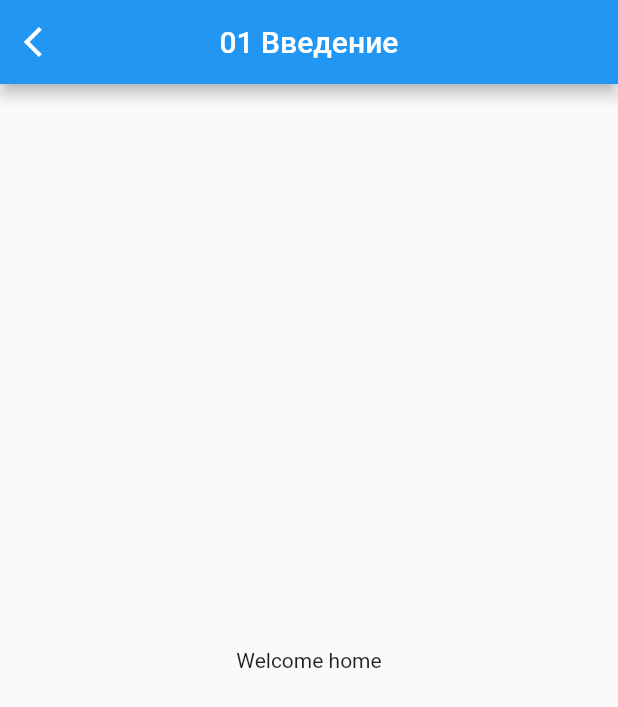
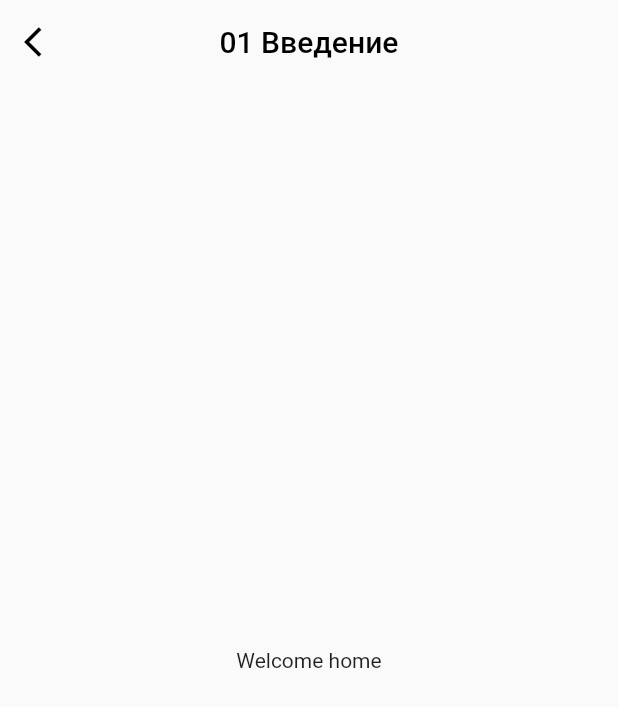
Before and after one commit to Rusya1465/flutter_app1, a Flutter app: the CourseLesson screen opened directly, on a phone screen of 412 x 824 dp. Shown: the top 707 px of the screen. Run offline on Flutter 3.47's test engine with Material 2 defaults, Android fonts, the phone set to English and light mode, and no system bars; our stand-ins replace video_player.

Commit message:
added styling to appbar course_lesson_page

```diff
--- a/lib/pages/navpages/course_lesson_page/course_lesson.dart
+++ b/lib/pages/navpages/course_lesson_page/course_lesson.dart
@@ -1,5 +1,6 @@
 import 'dart:async';
 import 'package:flutter/material.dart';
+import 'package:flutter_app1/pages/navpages/home_page.dart';
 import 'package:video_player/video_player.dart';
 
 class CourseLesson extends StatefulWidget {
@@ -14,12 +15,24 @@ class _CourseLessonState extends State<CourseLesson> {
   Widget build(BuildContext context) {
     return Scaffold(
       appBar: AppBar(
-        title: const Text('01 Введение'),
+        backgroundColor: Colors.transparent,
+        shadowColor: Colors.transparent,
+        title: const Text(
+          '01 Введение',
+          style: TextStyle(color: Color.fromARGB(255, 0, 0, 0)),
+        ),
         centerTitle: true,
         automaticallyImplyLeading: true,
         leading: IconButton(
-          icon: const Icon(Icons.arrow_back_ios),
-          onPressed: () {},
+          icon: const Icon(
+            Icons.arrow_back_ios,
+            color: Color.fromARGB(255, 0, 0, 0),
+          ),
+          onPressed: () {
+            Navigator.push(context, MaterialPageRoute(builder: (context) {
+              return const HomePage();
+            }));
+          },
         ),
       ),
       body: const Center(child: Text('Welcome home')),
--- a/lib/pages/navpages/my_page.dart
+++ b/lib/pages/navpages/my_page.dart
@@ -1,7 +1,7 @@
 import 'package:flutter/material.dart';
 
 class MyPage extends StatefulWidget {
-  MyPage({Key? key}) : super(key: key);
+  const MyPage({Key? key}) : super(key: key);
 
   @override
   State<MyPage> createState() => _MyPageState();
```
Also changed, not shown: lib/pages/navpages/home_page.dart (+5 -5 lines), lib/pages/navpages/main_page.dart (+6 -9 lines), lib/pages/navpages/notification_page.dart (+2 -5 lines).
